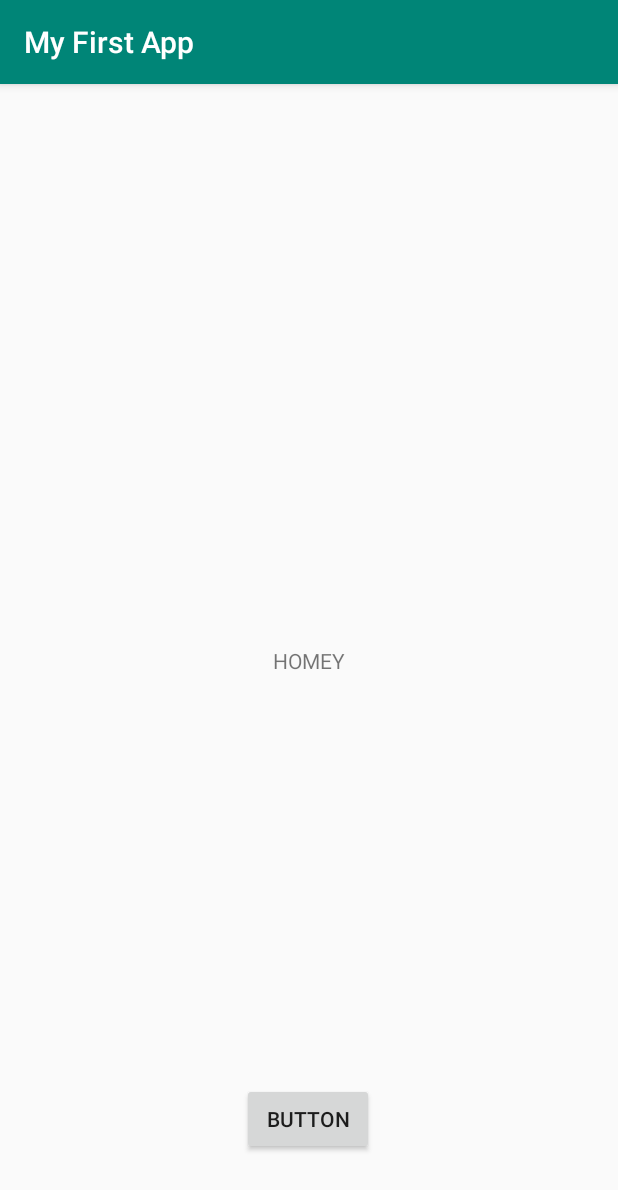
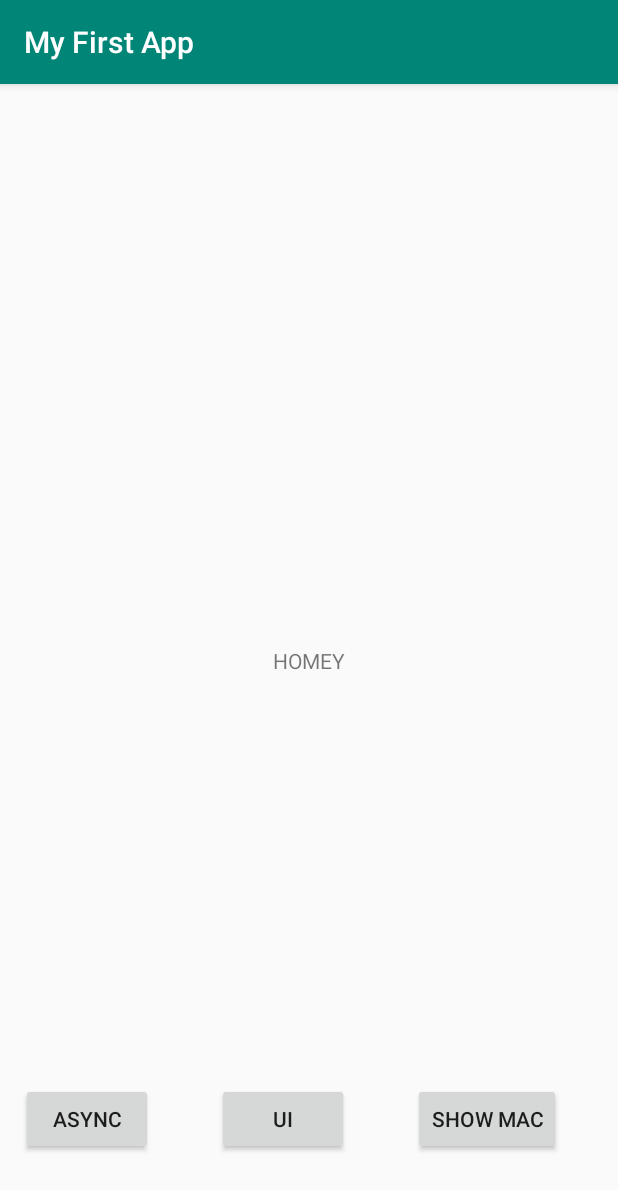
Before and after one commit to linorungar/Homey_Temp2, an Android app: the screen it shows after launch (MainActivity), on a phone screen of 412 x 824 dp. Shown: the top 1190 px of the screen. Run offline under Robolectric (Android 15) with nearby library versions, the phone set to English and light mode, and no system bars.

Commit message:
- Second commit

```diff
--- a/app/src/main/AndroidManifest.xml
+++ b/app/src/main/AndroidManifest.xml
@@ -1,6 +1,10 @@
 <?xml version="1.0" encoding="utf-8"?>
 <manifest xmlns:android="http://schemas.android.com/apk/res/android"
           package="com.example.myfirstapp">
+    <uses-permission android:name="android.permission.INTERNET"/>
+    <uses-permission android:name="android.permission.ACCESS_WIFI_STATE"/>
+    <uses-permission android:name="android.permission.ACCESS_FINE_LOCATION"/>
+    <uses-permission android:name="android.permission.ACCESS_COARSE_LOCATION"/>
 
     <application
             android:allowBackup="true"
@@ -17,5 +21,4 @@
             </intent-filter>
         </activity>
     </application>
-    <uses-permission android:name="android.permission.INTERNET"/>
 </manifest>
--- a/app/src/main/res/layout/activity_main.xml
+++ b/app/src/main/res/layout/activity_main.xml
@@ -11,22 +11,46 @@
             android:layout_width="wrap_content"
             android:layout_height="wrap_content"
             android:text="HOMEY"
-            android:onClick="OnLabelClick"
             android:id="@+id/my_label"
             app:layout_constraintBottom_toBottomOf="parent"
             app:layout_constraintLeft_toLeftOf="parent"
             app:layout_constraintRight_toRightOf="parent"
             app:layout_constraintTop_toTopOf="parent"/>
     <Button
-            android:text="Button"
+            android:text="ASYNC"
             android:layout_width="wrap_content"
             android:layout_height="wrap_content"
-            android:id="@+id/my_button"
+            android:id="@+id/asyncOperationButton"
             android:layout_marginBottom="8dp" app:layout_constraintBottom_toBottomOf="parent"
             android:layout_marginTop="8dp" app:layout_constraintTop_toBottomOf="@+id/my_label"
+            android:onClick="onAsyncButtonClick"
+            app:layout_constraintVertical_bias="0.852"
+            android:layout_marginEnd="304dp" app:layout_constraintEnd_toEndOf="parent"
+            android:layout_marginRight="304dp" android:layout_marginStart="8dp"
+            app:layout_constraintStart_toStartOf="parent" android:layout_marginLeft="8dp" tools:text="ASYNC"/>
+    <Button
+            android:text="UI"
+            android:layout_width="wrap_content"
+            android:layout_height="wrap_content"
+            android:id="@+id/uiButton"
+            android:layout_marginTop="8dp" app:layout_constraintTop_toTopOf="parent"
+            android:layout_marginBottom="8dp" app:layout_constraintBottom_toBottomOf="parent"
+            android:onClick="onUiButtonClick"
+            app:layout_constraintVertical_bias="0.935" android:layout_marginEnd="8dp"
+            app:layout_constraintEnd_toStartOf="@+id/macButton" android:layout_marginRight="8dp"
+            app:layout_constraintStart_toEndOf="@+id/asyncOperationButton" android:layout_marginStart="8dp"
+            android:layout_marginLeft="8dp" tools:text="UI"/>
+    <Button
+            android:text="SHOW MAC"
+            android:layout_width="wrap_content"
+            android:layout_height="wrap_content"
+            android:id="@+id/macButton"
+            app:layout_constraintEnd_toEndOf="parent" android:layout_marginEnd="8dp"
+            android:layout_marginRight="8dp" android:layout_marginTop="8dp" app:layout_constraintTop_toTopOf="parent"
+            android:layout_marginBottom="8dp" app:layout_constraintBottom_toBottomOf="parent"
+            android:onClick="onMacButtonClick"
+            app:layout_constraintVertical_bias="0.935" android:layout_marginStart="8dp"
             app:layout_constraintStart_toStartOf="parent" android:layout_marginLeft="8dp"
-            android:layout_marginStart="8dp" app:layout_constraintEnd_toEndOf="parent" android:layout_marginEnd="8dp"
-            android:layout_marginRight="8dp" app:layout_constraintHorizontal_bias="0.498"
-            app:layout_constraintVertical_bias="0.852"/>
+            app:layout_constraintHorizontal_bias="0.899" tools:text="SHOW MAC"/>
 
 </androidx.constraintlayout.widget.ConstraintLayout>
```
Also changed, not shown: app/src/main/java/com/example/myfirstapp/MainActivity.kt (+61 -5 lines).
